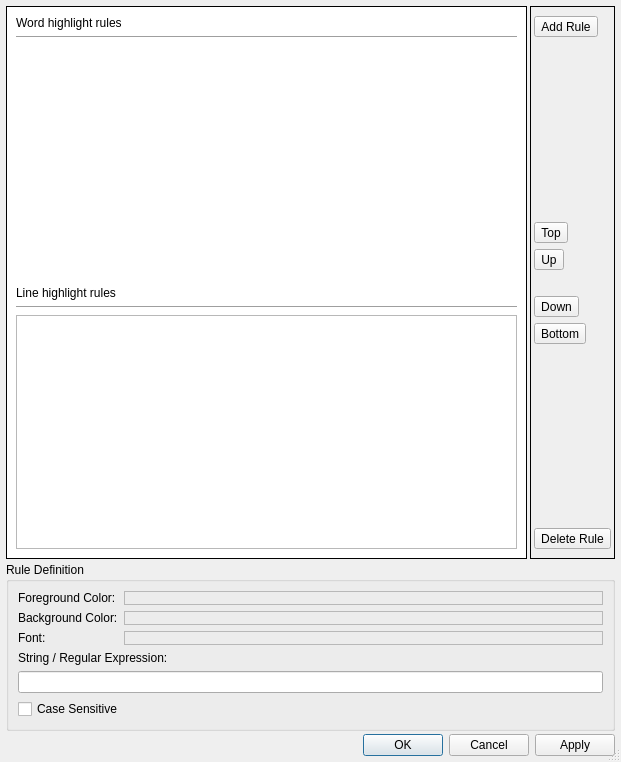
Before: the Qt Designer form src/gui/highlighting/HighlightingDialog.ui in tomvodi/QTail, drawn with Qt 5.
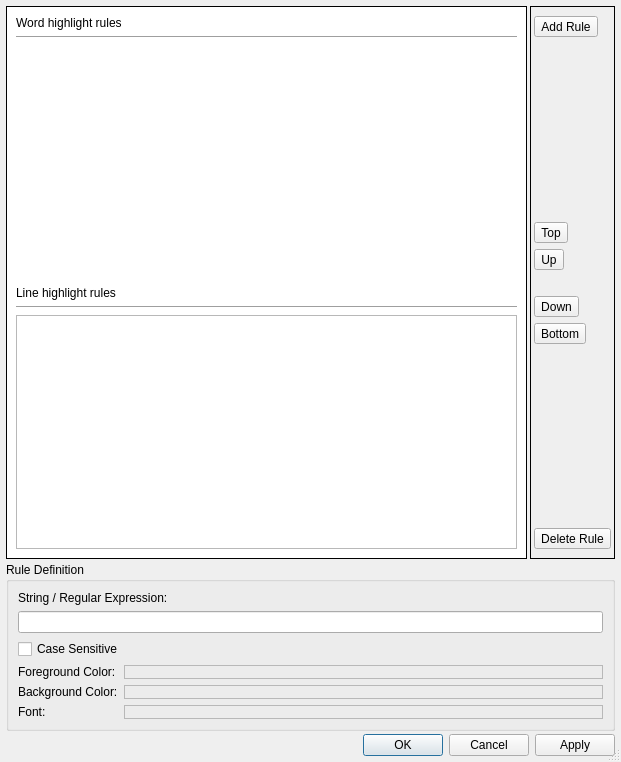
After: the same form once the commit is applied. Icons and pictures are not drawn. Custom widgets are drawn as their Qt base class.

Commit message: rearranged elements in highlighting dialog

Diff of the .ui file:
```diff
--- a/src/gui/highlighting/HighlightingDialog.ui
+++ b/src/gui/highlighting/HighlightingDialog.ui
@@ -208,7 +208,7 @@
       <string>Rule Definition</string>
      </property>
      <layout class="QGridLayout" name="gridLayout">
-      <item row="0" column="0">
+      <item row="3" column="0">
        <layout class="QFormLayout" name="formLayout">
         <item row="0" column="0">
          <widget class="QLabel" name="_foregroundColor">
@@ -264,6 +264,9 @@
        </layout>
       </item>
       <item row="1" column="0">
+       <widget class="QLineEdit" name="regexLineEdit"/>
+      </item>
+      <item row="0" column="0">
        <widget class="QLabel" name="label_3">
         <property name="text">
          <string>String / Regular Expression:</string>
@@ -271,9 +274,6 @@
        </widget>
       </item>
       <item row="2" column="0">
-       <widget class="QLineEdit" name="regexLineEdit"/>
-      </item>
-      <item row="3" column="0">
        <widget class="QCheckBox" name="caseSensitiveCheckBox">
         <property name="text">
          <string>Case Sensitive</string>
```
